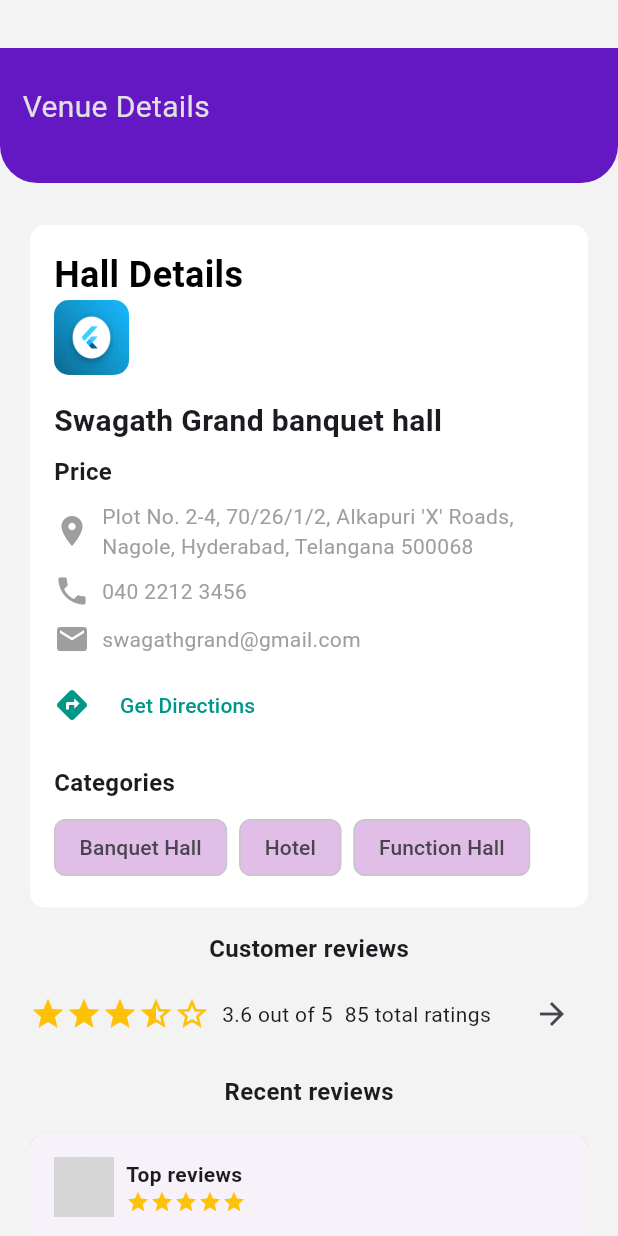
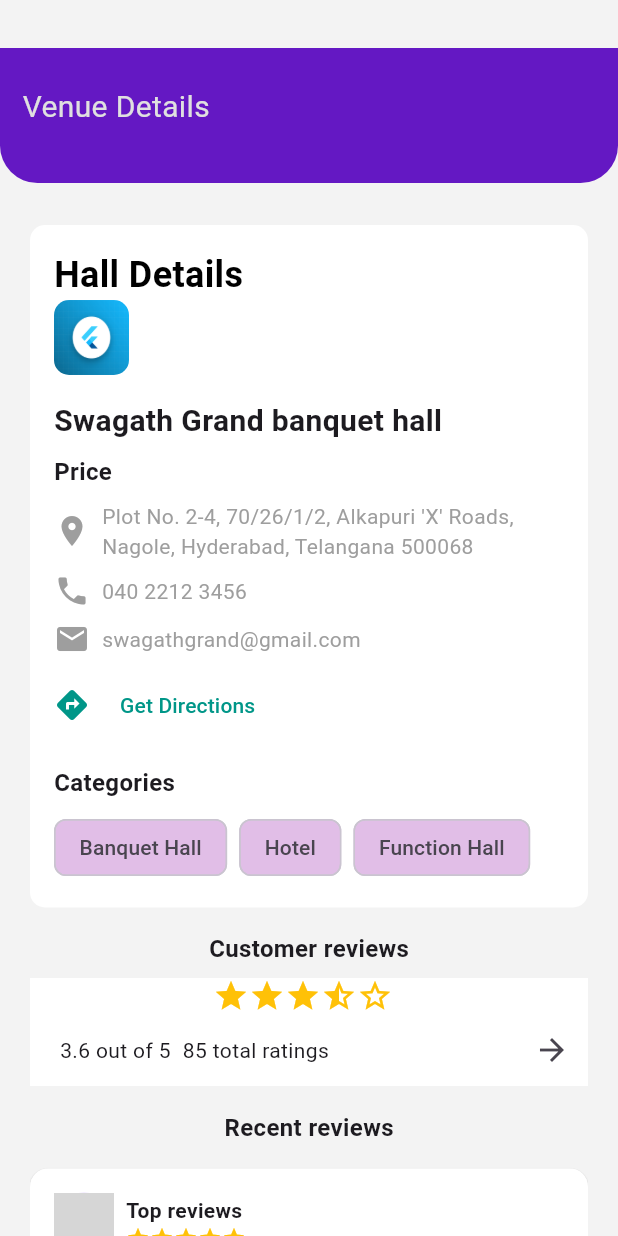
Before and after one commit to Soundarya7/assignmet_1, a Flutter app: the VenuDetailsScreen screen opened by its route, on a phone screen of 412 x 824 dp. Run offline on Flutter 3.47's test engine with Material 3 defaults, Android fonts, the phone set to English and light mode, and no system bars; our stand-ins replace firebase_auth, firebase_core, flutter_riverpod, otp_text_field, shared_preferences; accounts and stored records are empty; network calls fail; grey boxes are pictures that could not be loaded.

```diff
--- a/lib/Screens/venudetails.dart
+++ b/lib/Screens/venudetails.dart
@@ -10,7 +10,7 @@
 
 class _VenuDetailsScreenState extends State<VenuDetailsScreen> {
   String sName = "Swagath Grand banquet hall";
-  String imagePath= "images/flutter.jpg";
+  String imagePath = "images/flutter.jpg";
   @override
   Widget build(BuildContext context) {
     return Scaffold(
@@ -167,7 +167,16 @@
                     style: TextStyle(fontSize: 16, fontWeight: FontWeight.bold),
                   ),
                   SizedBox(height: 8.0),
-                  Row(
+                  Container(
+                    color: Colors.white,
+                    width: MediaQuery.of(context).size.width,
+                    child: Column(
+                      crossAxisAlignment: CrossAxisAlignment.center,
+                      mainAxisAlignment: MainAxisAlignment.center,
+                      children: [
+                        const Row(
+                          crossAxisAlignment: CrossAxisAlignment.center,
+                           mainAxisAlignment: MainAxisAlignment.center,
                           children: [
                             Icon(Icons.star, color: Colors.amber),
                             Icon(Icons.star, color: Colors.amber),
@@ -175,6 +184,14 @@
                             Icon(Icons.star_half, color: Colors.amber),
                             Icon(Icons.star_border, color: Colors.amber),
                             SizedBox(width: 8.0),
+
+                          ],
+                        ),
+                        Row(
+                          crossAxisAlignment: CrossAxisAlignment.center,
+                           mainAxisAlignment: MainAxisAlignment.center,
+                          children: [
+                            SizedBox(width: 20,),
                              Text('3.6 out of 5'),
                             SizedBox(width: 8.0),
                             Text('85 total ratings'),
@@ -186,6 +203,9 @@
                               },
                             ),
                           ],
+                        )
+                      ],
+                    ),
                   ),
                   SizedBox(height: 16.0),
                   Text(
@@ -237,6 +257,7 @@
   @override
   Widget build(BuildContext context) {
     return Card(
+      color: Colors.white,
       margin: const EdgeInsets.symmetric(vertical: 8.0),
       child: Padding(
         padding: const EdgeInsets.all(16.0),
```
Lines whose indentation alone changed are shown as unchanged.
